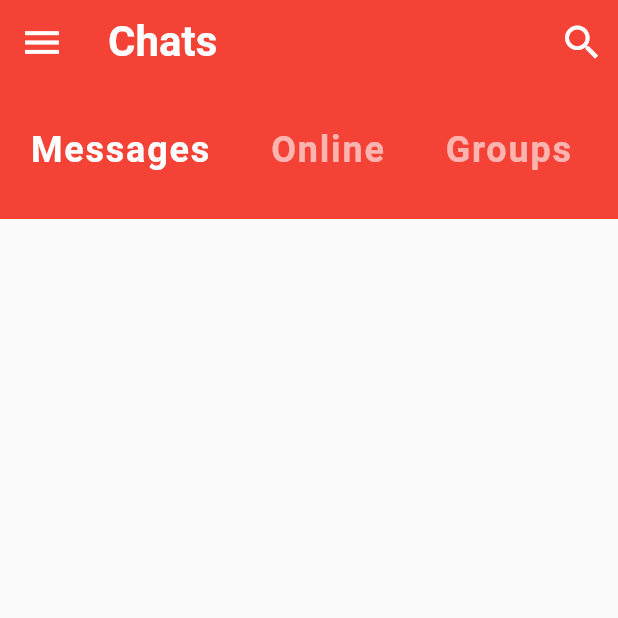
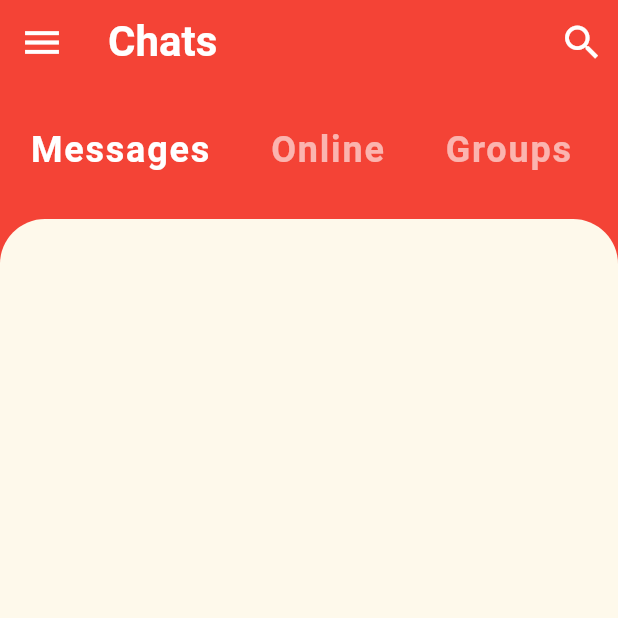
Before and after one commit to SPrio/Flutter-Chat-App, a Flutter app: the screen it shows after launch, on a phone screen of 412 x 824 dp, the top half of it. Run offline on Flutter 3.47's test engine with Material 2 defaults, Android fonts, the phone set to English and light mode, and no system bars; missing offline and left inert: flutter_chat_ui.

Commit message:
added expaanded area in home screen

```diff
--- a/lib/main.dart
+++ b/lib/main.dart
@@ -12,7 +12,7 @@
       debugShowCheckedModeBanner: false,
       theme: ThemeData(
         primarySwatch: Colors.red,
-        accentColor: Color(0xfffc402c)
+        accentColor: Color(0xFFFEF9EB)
       ),
       home: HomeScreen(),
     );
--- a/lib/screens/home_screen.dart
+++ b/lib/screens/home_screen.dart
@@ -10,6 +10,7 @@
   @override
   Widget build(BuildContext context) {
     return Scaffold(
+      backgroundColor: Theme.of(context).primaryColor,
         appBar: AppBar(
           leading: IconButton(
             icon: Icon(Icons.menu),
@@ -28,11 +29,18 @@
                 onPressed: () {})
           ],
         ),
-      body: Column(
-        children: [
-          CategorySelector()
-        ]
+        body: Column(children: [
+          CategorySelector(),
+          Expanded(
+            child: Container(
+              decoration: BoxDecoration(
+                  color: Theme.of(context).accentColor,
+                  borderRadius: BorderRadius.only(
+                    topLeft: Radius.circular(30.0),
+                    topRight: Radius.circular(30.0),
+                  )),
+            ),
           )
-    );
+        ]));
   }
 }
```
Lines whose indentation alone changed are shown as unchanged.
